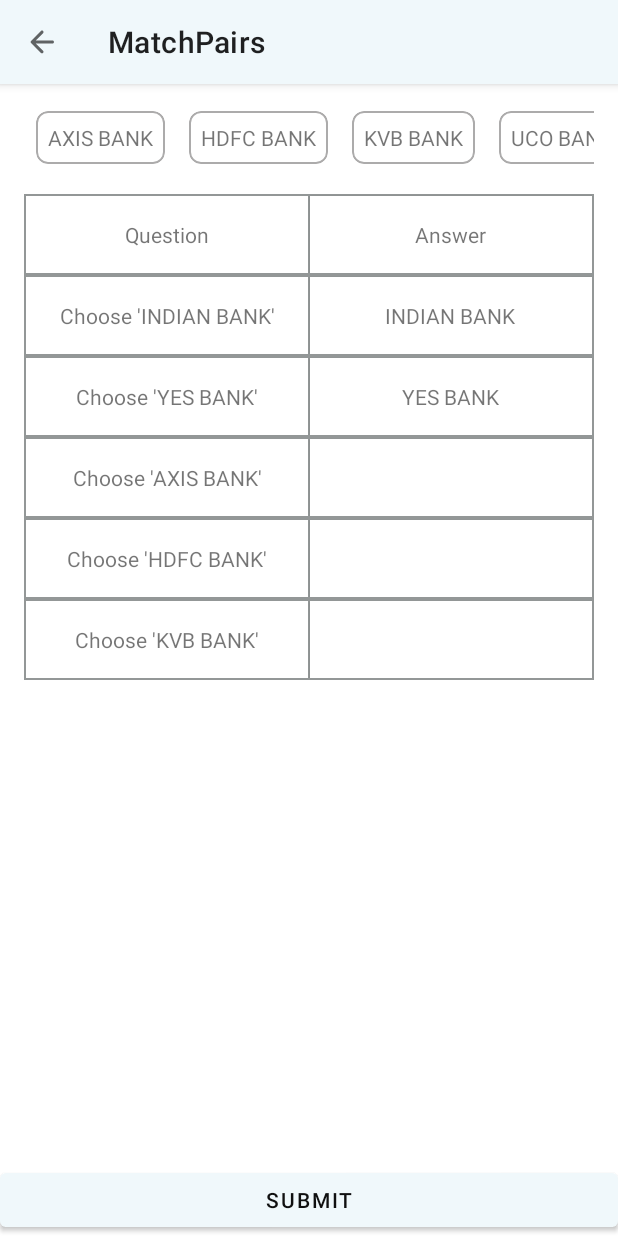
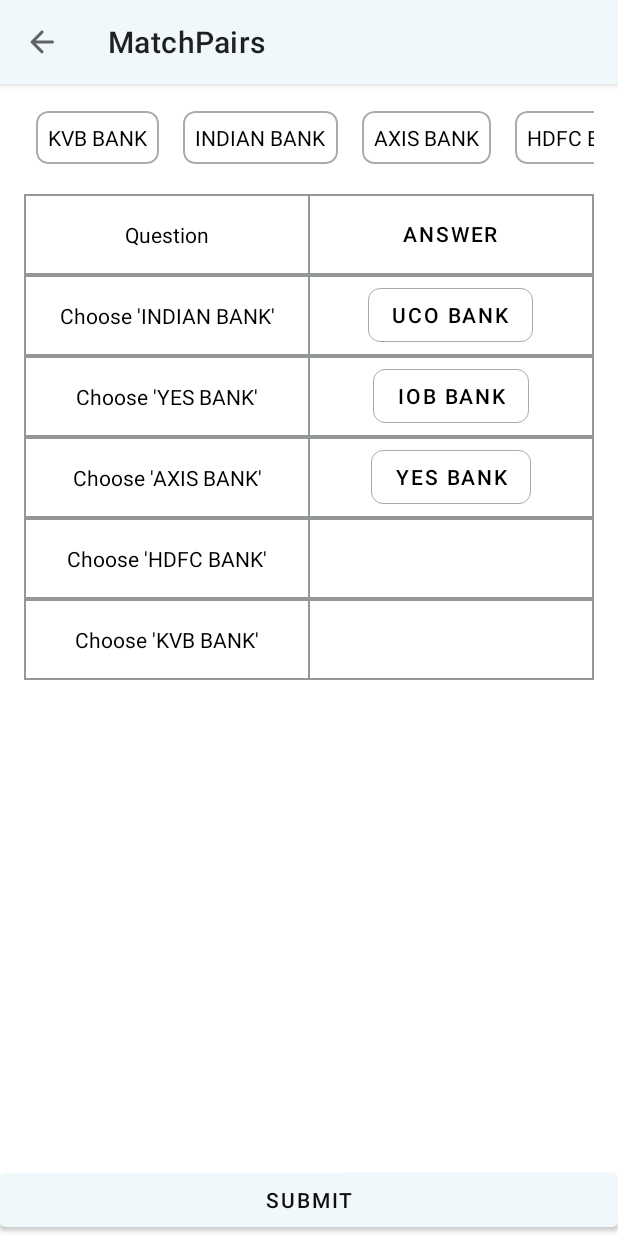
Before and after one commit to sunsewingmachine/FunnyLearny, an Android app: the fragment MatchPairsFragment placed in its activity, after a tap on "YES BANK", on a phone screen of 412 x 824 dp. Run offline under Robolectric (Android 15) with nearby library versions, the phone set to English and light mode, and no system bars; 2 other taps on this screen came first.

Commit message:
Funny Learny 1) Match Pair Implementation

```diff
--- a/app/src/main/java/com/local/funnylearny/ui/matchpairs/MatchPairsFragment.kt
+++ b/app/src/main/java/com/local/funnylearny/ui/matchpairs/MatchPairsFragment.kt
@@ -18,6 +18,10 @@
 import kotlinx.android.synthetic.main.fragment_match_pairs.*
 import java.lang.IllegalArgumentException
 import kotlin.collections.ArrayList
+import android.animation.ObjectAnimator
+
+
+
 
 class MatchPairsFragment : Fragment() {
 
@@ -61,6 +65,7 @@
             matchPairList.add(MatchPair(null, "IOB BANK"))
 
             prepareAnswerList()
+            answers.shuffle()
             removeExtraAnswers()
 
             adapterAttachment()
@@ -156,7 +161,7 @@
                     matchPair.answer = answer
                     shuttleTextView.text = answer
                     var toView = matchPairsTableRecyclerView.layoutManager?.findViewByPosition(index+1)!!
-                    toView = (toView as ConstraintLayout).findViewById<TextView>(R.id.answerContainerView)
+                    toView = (toView as ConstraintLayout).findViewById<TextView>(R.id.answerButton)
                     doMoveAnimation(view,toView,matchPairRootView,shuttleView,object : OnAnimationEndListener {
                         override fun onAnimationEnd() {
                             matchPairsTableRecyclerViewAdapter?.changeToNormalView(index + 1)
@@ -174,9 +179,12 @@
     private val onMatchPairAnswerClickListener = object : MatchPairsTableRecyclerViewAdapter.OnMatchPairAnswerClickListener{
         override fun onMatchPairAnswerClicked(view: View,answer: String) {
             matchPairListAnswerEntryCount--
-            val toView = answersRecyclerView.layoutManager?.findViewByPosition(0) as View
+            val toView = (answersRecyclerView.layoutManager as LinearLayoutManager).let {
+                val position = it.findFirstCompletelyVisibleItemPosition()
+                it.findViewByPosition(position)
+            }
             shuttleTextView.text = answer
-            doMoveAnimation(view,toView,matchPairRootView,shuttleView,object : OnAnimationEndListener {
+            doMoveAnimation(view,toView!!,matchPairRootView,shuttleView,object : OnAnimationEndListener {
                 override fun onAnimationEnd() {
                     answerRecyclerViewAdapter?.swapData(answer)
                 }
--- a/app/src/main/java/com/local/funnylearny/ui/matchpairs/MatchPairsTableRecyclerViewAdapter.kt
+++ b/app/src/main/java/com/local/funnylearny/ui/matchpairs/MatchPairsTableRecyclerViewAdapter.kt
@@ -8,6 +8,7 @@
 import android.widget.TextView
 import androidx.core.content.ContextCompat
 import androidx.recyclerview.widget.RecyclerView
+import com.google.android.material.button.MaterialButton
 import com.local.funnylearny.R
 import com.local.funnylearny.databinding.MatchpairsTableListItemBinding
 import java.util.ArrayList
@@ -34,22 +35,29 @@
 
         if (position == 0){
             holder.questionTextView.text = QUESTION
-            holder.answerTextView.text = ANSWER
-            holder.answerTextView.setBackgroundColor(ContextCompat.getColor(context,R.color.colorBackground))
+            holder.answerButton.text = ANSWER
+            (holder.answerButton as MaterialButton).strokeWidth = 0
+            holder.answerButton.setBackgroundColor(ContextCompat.getColor(context,R.color.colorBackground))
         } else {
-            val matchPairsList = matchPairList[position-1]
-            holder.questionTextView.text = matchPairsList.question
-            holder.answerTextView.text = matchPairsList.answer
-            holder.answerTextView.tag = position-1
-            if(checkAnswerList[position-1] == 1 ) {
-                holder.answerTextView.setBackgroundColor(ContextCompat.getColor(context,R.color.colorBackground))
+            val matchPair = matchPairList[position-1]
+            holder.questionTextView.text = matchPair.question
+            holder.answerButton.text = matchPair.answer
+
+            holder.answerButton.tag = position-1
+            if(checkAnswerList[position-1] == 1) {
+                holder.answerButton.setBackgroundColor(ContextCompat.getColor(context,R.color.colorBackground))
             } else {
-                holder.answerTextView.setBackgroundColor(ContextCompat.getColor(context,R.color.wrongAnswer))
+                holder.answerButton.setBackgroundColor(ContextCompat.getColor(context,R.color.wrongAnswer))
+            }
+
+            if(matchPair.answer == null) {
+                (holder.answerButton as MaterialButton).strokeWidth = 0
+                holder.answerButton.setBackgroundColor(ContextCompat.getColor(context,R.color.colorBackground))
+            } else {
+                (holder.answerButton as MaterialButton).strokeWidth = context.resources.getDimension(R.dimen.stroke_width).toInt()
             }
         }
-
     }
-
 
     internal fun swapCheckAnswersData(checkAnswerList: ArrayList<Int>) {
         this.checkAnswerList = checkAnswerList
@@ -66,14 +74,14 @@
     inner class ViewHolder (binding: MatchpairsTableListItemBinding) : RecyclerView.ViewHolder(binding.root) {
 
         val questionTextView : TextView = binding.questionTextView
-        val answerTextView : TextView = binding.answerTextView
+        val answerButton : TextView = binding.answerButton
         init {
-            answerTextView.setOnClickListener(matchPairAnswerClickListener)
+            answerButton.setOnClickListener(matchPairAnswerClickListener)
         }
     }
 
     val matchPairAnswerClickListener = View.OnClickListener {
-        it as TextView
+        it as MaterialButton
         if( it.text != ANSWER) {
             val matchPair = matchPairList[it.tag as Int]
             if (matchPair.answer != null) {
--- a/app/src/main/res/layout/answer_list_item.xml
+++ b/app/src/main/res/layout/answer_list_item.xml
@@ -8,6 +8,7 @@
     android:layout_margin="8dp"
     app:strokeWidth="1dp"
     app:cardElevation="0dp"
+    app:cardBackgroundColor="@color/colorBackground"
     app:strokeColor="@color/strokeColor">
 
     <TextView
--- a/app/src/main/res/layout/fragment_match_pairs.xml
+++ b/app/src/main/res/layout/fragment_match_pairs.xml
@@ -66,6 +66,7 @@
         android:layout_margin="8dp"
         app:strokeWidth="1dp"
         app:cardElevation="0dp"
+        app:cardBackgroundColor="@color/colorBackground"
         app:strokeColor="@color/strokeColor">
 
         <TextView
--- a/app/src/main/res/layout/matchpairs_table_list_item.xml
+++ b/app/src/main/res/layout/matchpairs_table_list_item.xml
@@ -13,39 +13,35 @@
         android:layout_width="0dp"
         android:layout_height="wrap_content"
         android:layout_margin="1dp"
-        android:background="@color/white"
+        android:background="@color/colorBackground"
         android:gravity="center"
         android:padding="16dp"
         app:layout_constraintEnd_toStartOf="@id/answerContainerView"
         app:layout_constraintStart_toStartOf="parent"
         app:layout_constraintTop_toTopOf="parent" />
 
-    <com.google.android.material.card.MaterialCardView
+    <FrameLayout
         android:id="@+id/answerContainerView"
         android:layout_width="0dp"
         android:layout_height="0dp"
-        android:background="@color/white"
-        app:cardCornerRadius="0dp"
+        android:background="@color/colorBackground"
         app:layout_constraintBottom_toBottomOf="@id/questionTextView"
         app:layout_constraintEnd_toEndOf="parent"
         app:layout_constraintStart_toEndOf="@id/questionTextView"
         app:layout_constraintTop_toTopOf="@id/questionTextView">
 
-        <FrameLayout
+        <com.google.android.material.button.MaterialButton
+            android:id="@+id/answerButton"
             android:layout_width="wrap_content"
             android:layout_height="wrap_content"
             android:layout_gravity="center"
-            android:background="@drawable/shape_card_stroke_drawable">
+            android:gravity="center"
+            app:cornerRadius="8dp"
+            style="@style/Widget.MaterialComponents.Button.UnelevatedButton"
+            android:textColor="@color/textColor"
+            app:strokeColor="@color/strokeColor"
+            app:strokeWidth="1dp" />
 
-            <TextView
-                android:id="@+id/answerTextView"
-                android:layout_width="wrap_content"
-                android:layout_height="wrap_content"
-                android:gravity="center"
-                android:padding="16dp" />
-
-        </FrameLayout>
-
-    </com.google.android.material.card.MaterialCardView>
+    </FrameLayout>
 
 </androidx.constraintlayout.widget.ConstraintLayout>
--- a/app/src/main/res/values-night/colors.xml
+++ b/app/src/main/res/values-night/colors.xml
@@ -7,6 +7,8 @@
     <color name="sentenceTextColor">#FFC107</color>
     <color name="wordButtonColor">#F44336</color>
     <color name="white">#FFF</color>
+    <color name="textColor">@color/white</color>
     <color name="strokeColor">#ACABAB</color>
+    <color name="tableBackground">#ACABAB</color>
     <color name="alertDialogButtonColor">#F8F7F7</color>
 </resources>
--- a/app/src/main/res/values/colors.xml
+++ b/app/src/main/res/values/colors.xml
@@ -13,5 +13,6 @@
     <color name="correctAnswer">#BE71EC76</color>
     <color name="alertDialogButtonColor">#101010</color>
     <color name="tableBackground">#77182222</color>
+    <color name="textColor">#000</color>
 
 </resources>
--- a/app/src/main/res/values/dimens.xml
+++ b/app/src/main/res/values/dimens.xml
@@ -1,4 +1,5 @@
 <?xml version="1.0" encoding="utf-8"?>
 <resources>
     <dimen name="text_margin">16dp</dimen>
+    <dimen name="stroke_width">1dp</dimen>
 </resources>
--- a/app/src/main/res/values/styles.xml
+++ b/app/src/main/res/values/styles.xml
@@ -6,6 +6,7 @@
         <item name="colorPrimaryDark">@color/colorPrimaryDark</item>
         <item name="colorAccent">@color/colorAccent</item>
         <item name="colorSurface">@color/colorSurface</item>
+        <item name="android:textColor">@color/textColor</item>
         <item name="android:windowLightStatusBar">@bool/invertedBarEnabled</item>
     </style>
 
```
